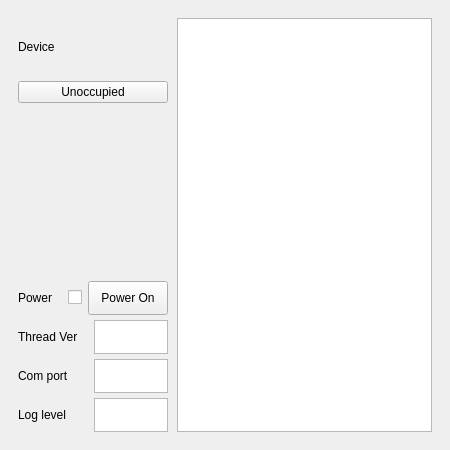
Before: the Qt Designer form res/view/occupancy.ui in Samsung/ioter, drawn with Qt 5.
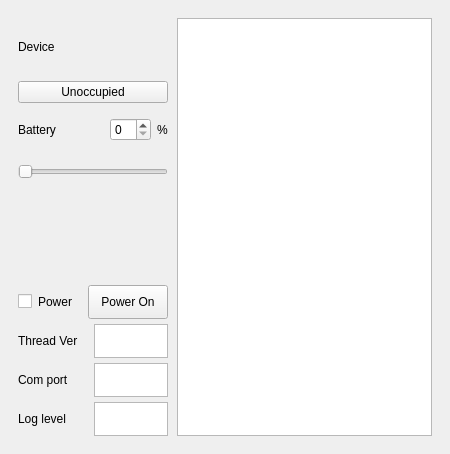
After: the same form once the commit is applied.

Commit message: battery status ui update

```diff
--- a/res/view/occupancy.ui
+++ b/res/view/occupancy.ui
@@ -7,7 +7,7 @@
     <x>0</x>
     <y>0</y>
     <width>450</width>
-    <height>450</height>
+    <height>454</height>
    </rect>
   </property>
   <property name="windowTitle">
@@ -183,7 +183,69 @@
               </layout>
              </item>
              <item>
-              <layout class="QHBoxLayout" name="horizontalLayout_5"/>
+               <layout class="QVBoxLayout" name="verticalLayout_10" stretch="1,1">
+                <property name="spacing">
+                 <number>0</number>
+                </property>
+                <property name="topMargin">
+                 <number>0</number>
+                </property>
+                <item>
+                 <layout class="QHBoxLayout" name="horizontalLayout_5" stretch="1,0,0">
+                  <property name="spacing">
+                   <number>6</number>
+                  </property>
+                  <item>
+                   <widget class="QLabel" name="labelDeviceBattery">
+                    <property name="sizePolicy">
+                     <sizepolicy hsizetype="Preferred" vsizetype="Preferred">
+                      <horstretch>0</horstretch>
+                      <verstretch>0</verstretch>
+                     </sizepolicy>
+                    </property>
+                    <property name="text">
+                     <string>Battery</string>
+                    </property>
+                    <property name="alignment">
+                     <set>Qt::AlignLeading|Qt::AlignLeft|Qt::AlignVCenter</set>
+                    </property>
+                   </widget>
+                  </item>
+                  <item>
+                   <widget class="QSpinBox" name="spinboxBattery"/>
+                  </item>
+                  <item>
+                   <widget class="QLabel" name="labelBatteryPercent">
+                    <property name="sizePolicy">
+                     <sizepolicy hsizetype="Preferred" vsizetype="Preferred">
+                      <horstretch>0</horstretch>
+                      <verstretch>0</verstretch>
+                     </sizepolicy>
+                    </property>
+                    <property name="text">
+                     <string>%</string>
+                    </property>
+                    <property name="alignment">
+                     <set>Qt::AlignLeading|Qt::AlignLeft|Qt::AlignVCenter</set>
+                    </property>
+                   </widget>
+                  </item>
+                 </layout>
+                </item>
+                <item>
+                 <widget class="QSlider" name="horizontalSliderBattery">
+                  <property name="sizePolicy">
+                   <sizepolicy hsizetype="Expanding" vsizetype="Preferred">
+                    <horstretch>0</horstretch>
+                    <verstretch>0</verstretch>
+                   </sizepolicy>
+                  </property>
+                  <property name="orientation">
+                   <enum>Qt::Horizontal</enum>
+                  </property>
+                 </widget>
+                </item>
+               </layout>
              </item>
              <item>
               <layout class="QHBoxLayout" name="horizontalLayout_4"/>
@@ -206,14 +268,7 @@
             <number>1</number>
            </property>
            <item>
-            <layout class="QHBoxLayout" name="horizontalLayout_6" stretch="1,0,0">
-             <item>
-              <widget class="QLabel" name="labelPower">
-               <property name="text">
-                <string>Power</string>
-               </property>
-              </widget>
-             </item>
+             <layout class="QHBoxLayout" name="horizontalLayout_6" stretch="0,0,1">
              <item>
               <widget class="QCheckBox" name="chkbox_auto">
                <property name="toolTip">
@@ -237,6 +292,13 @@
                </property>
               </spacer>
              </item>
+              <item>
+               <widget class="QLabel" name="labelPower">
+                <property name="text">
+                 <string>Power</string>
+                </property>
+               </widget>
+              </item>
             </layout>
            </item>
            <item>
```
Lines whose indentation alone changed are shown as unchanged. The commit also changes 8 other files.
